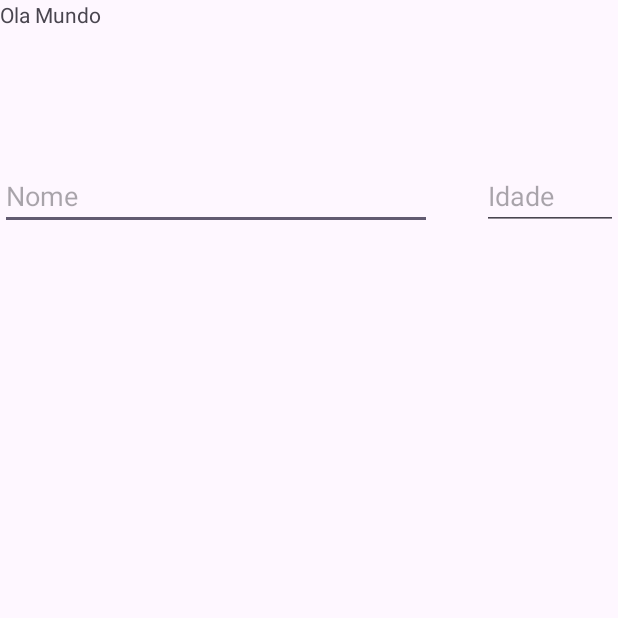
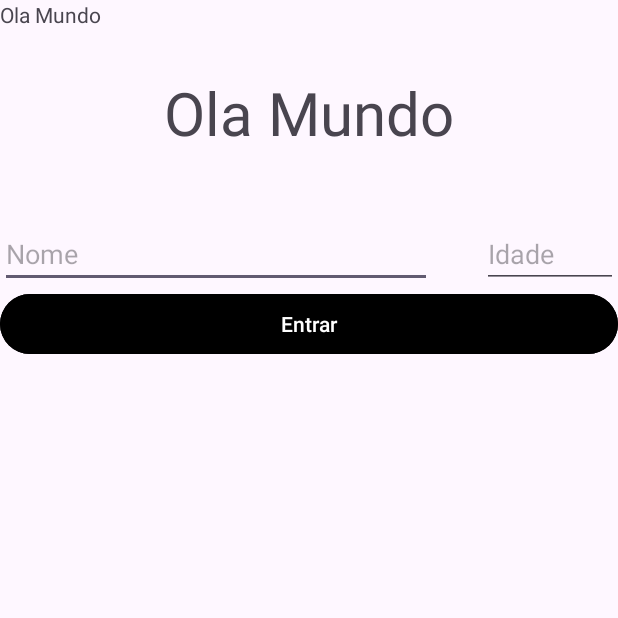
Before and after one commit to GoncaloaaF/IEFP_Leiria_TPSI_2324, an Android app: the screen it shows after launch (MainActivity), on a phone screen of 412 x 824 dp, the top half of it. Run offline under Robolectric (Android 15) with nearby library versions, the phone set to English and light mode, and no system bars.

Commit message:
meio da sessao 2

```diff
--- a/MyApplication/app/src/main/res/layout/activity_main.xml
+++ b/MyApplication/app/src/main/res/layout/activity_main.xml
@@ -1,6 +1,5 @@
 <?xml version="1.0" encoding="utf-8"?>
 <LinearLayout xmlns:android="http://schemas.android.com/apk/res/android"
-    xmlns:app="http://schemas.android.com/apk/res-auto"
     xmlns:tools="http://schemas.android.com/tools"
     android:id="@+id/main"
     android:layout_width="match_parent"
@@ -8,6 +7,7 @@
     tools:context=".MainActivity"
     android:orientation="vertical"
     >
+
 
 
     <TextView
@@ -18,14 +18,25 @@
         />
     <Space
         android:layout_width="match_parent"
-        android:layout_height="40pt"
+        android:layout_height="13pt"
+        />
+    <TextView
+        android:layout_width="match_parent"
+        android:layout_height="wrap_content"
+        android:text="Ola Mundo"
+        android:textAlignment="center"
+        android:textSize="40dp"
+
+        />
+    <Space
+        android:layout_width="match_parent"
+        android:layout_height="20pt"
         />
     <LinearLayout
         android:layout_width="match_parent"
         android:layout_height="wrap_content"
         android:orientation="horizontal"
         >
-
 
         <EditText
             android:layout_width="wrap_content"
@@ -47,11 +58,11 @@
             />
 
     </LinearLayout>
-
-
-
-
-
-
+    <Button
+        android:layout_width="match_parent"
+        android:layout_height="wrap_content"
+        android:backgroundTint="@color/black"
+        android:text="Entrar"
+        />
 
 </LinearLayout>
```
